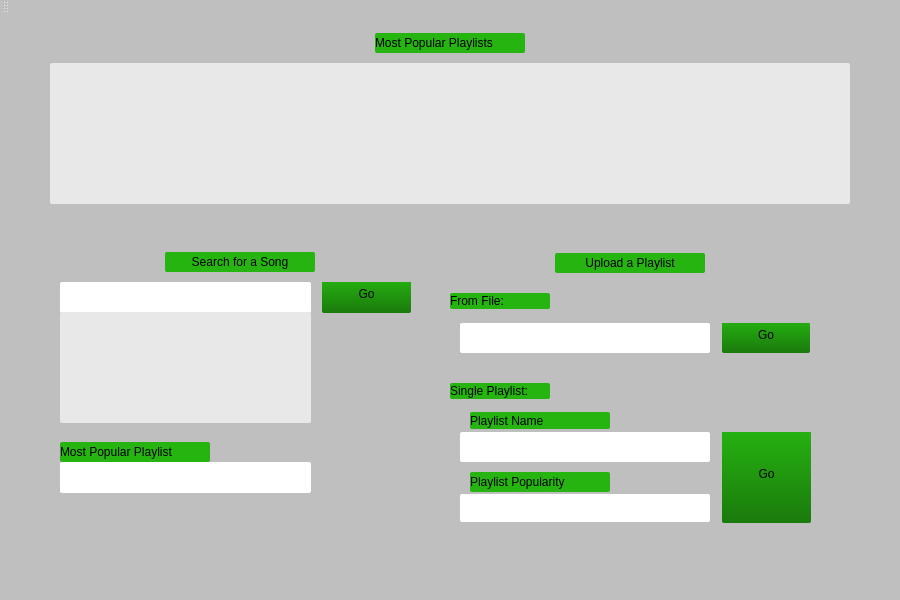
Above: Playlist/mainwindow.ui from pvelarde/playlist before the change. Below: the same form after it.
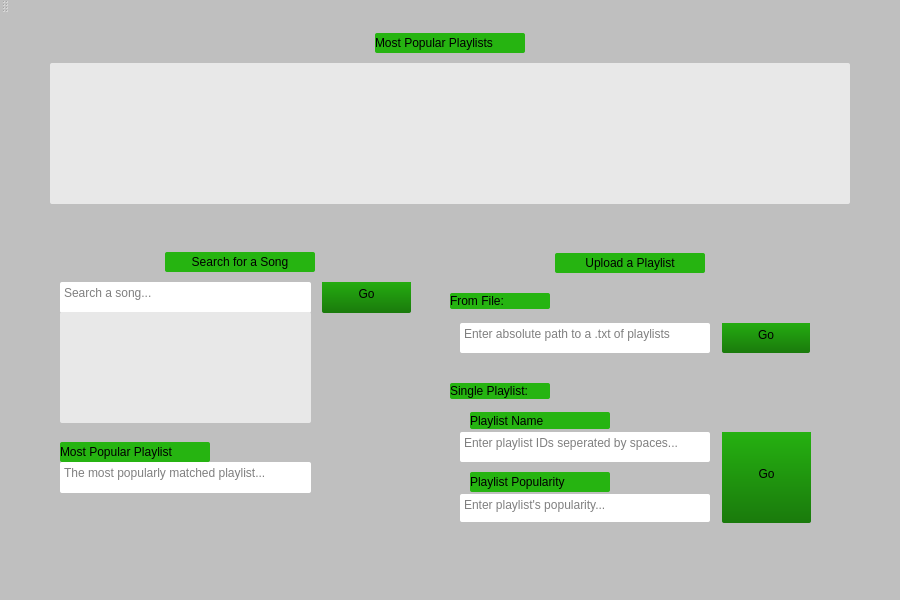
That is the form after the change.

Commit message: added default texts

What changed in the file:
```diff
--- a/Playlist/mainwindow.ui
+++ b/Playlist/mainwindow.ui
@@ -112,6 +112,9 @@
        <height>31</height>
       </rect>
      </property>
+     <property name="placeholderText">
+      <string>Search a song...</string>
+     </property>
     </widget>
     <widget class="QPushButton" name="pushButton">
      <property name="geometry">
@@ -177,6 +180,9 @@
        <height>31</height>
       </rect>
      </property>
+     <property name="placeholderText">
+      <string>The most popularly matched playlist...</string>
+     </property>
     </widget>
     <zorder>pushButton</zorder>
     <zorder>textEdit</zorder>
@@ -240,6 +246,9 @@
       <property name="styleSheet">
        <string notr="true"/>
       </property>
+      <property name="placeholderText">
+       <string>Enter absolute path to a .txt of playlists</string>
+      </property>
      </widget>
     </widget>
     <widget class="QFrame" name="frame_2">
@@ -269,6 +278,9 @@
       <property name="styleSheet">
        <string notr="true"/>
       </property>
+      <property name="placeholderText">
+       <string>Enter playlist IDs seperated by spaces...</string>
+      </property>
      </widget>
      <widget class="QTextEdit" name="textEdit_4">
       <property name="geometry">
@@ -283,6 +295,9 @@
        <string notr="true">margin-top:2px;
 </string>
       </property>
+      <property name="placeholderText">
+       <string>Enter playlist's popularity...</string>
+      </property>
      </widget>
      <widget class="QPushButton" name="pushButton_3">
       <property name="geometry">
```
Left out of the diff: 2 changed lines with no effect on the pictures. The commit also changes 1 other file.
